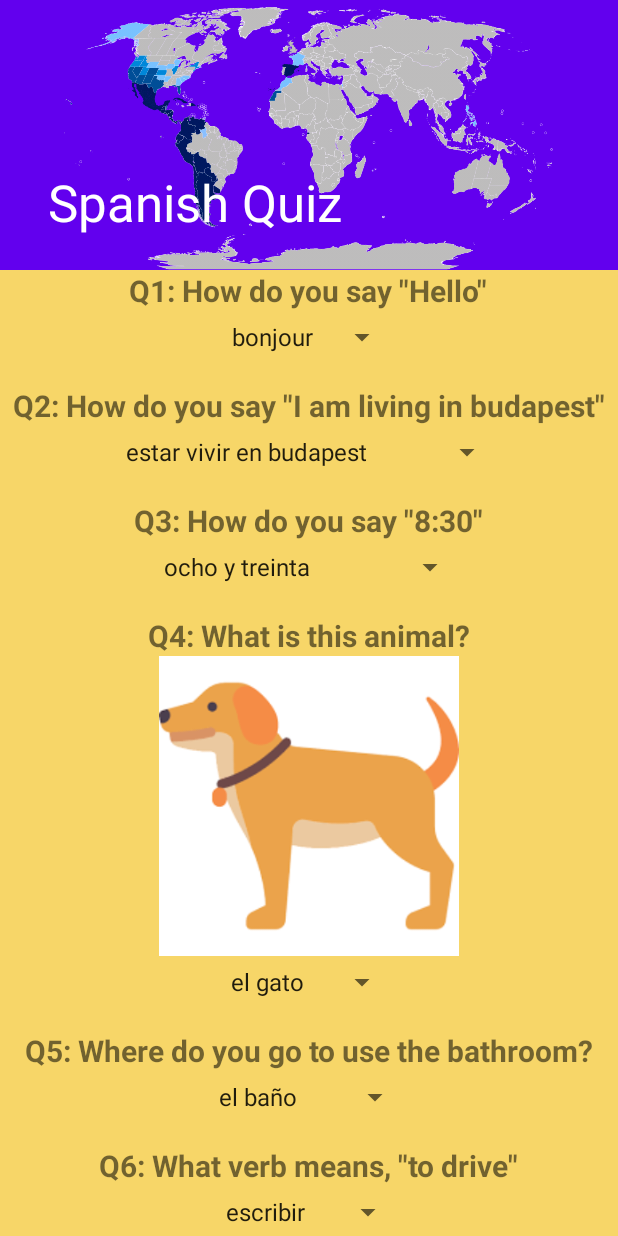
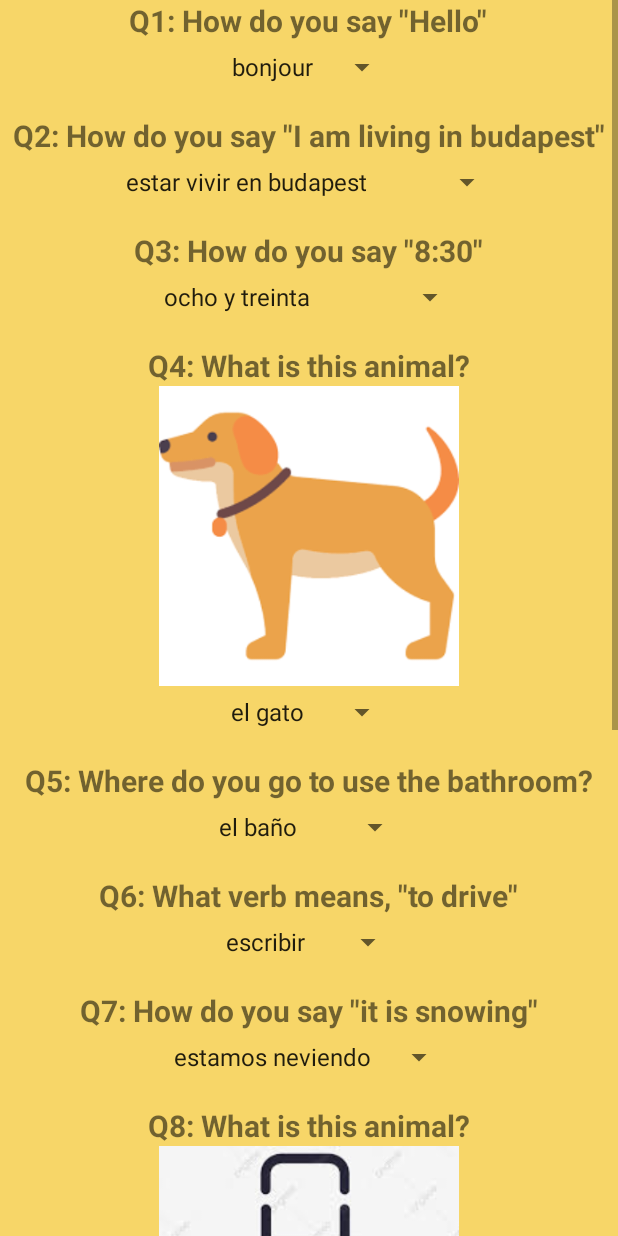
Before and after one commit to eroskopf/LanguageLearningQuiz, an Android app: the SpanishQuizActivity screen opened directly, with no data from a screen before it, on a phone screen of 412 x 824 dp. Run offline under Robolectric (Android 15) with nearby library versions, the phone set to English and light mode, and no system bars; plain views replace KenBurnsView.

Commit message:
scrolling view issues

```diff
--- a/app/src/main/java/com/example/languagelearningquiz/ScoreActivity.kt
+++ b/app/src/main/java/com/example/languagelearningquiz/ScoreActivity.kt
@@ -18,7 +18,6 @@ class ScoreActivity : AppCompatActivity() {
     private lateinit var auth: FirebaseAuth
     private lateinit var language: String
     private lateinit var adapter: ScoreAdapter
-    public var list = mutableListOf<LanguageUser>()
 
     override fun onCreate(savedInstanceState: Bundle?) {
         super.onCreate(savedInstanceState)
--- a/app/src/main/java/com/example/languagelearningquiz/SpanishQuizActivity.kt
+++ b/app/src/main/java/com/example/languagelearningquiz/SpanishQuizActivity.kt
@@ -1,5 +1,6 @@
 package com.example.languagelearningquiz
 
+import android.content.Context
 import android.content.Intent
 import android.os.Bundle
 import com.google.android.material.appbar.CollapsingToolbarLayout
@@ -32,7 +33,9 @@ class SpanishQuizActivity : AppCompatActivity() {
         binding.submitbtn.setOnClickListener {
             score = 0
             calculateScore()
-            startActivity(Intent(this, ScoreActivity::class.java))
+            val intent = Intent(this, ScoreActivity::class.java)
+            intent.putExtra("score", score)
+            startActivity(intent)
         }
     }
 
--- a/app/src/main/res/layout/activity_spanish_quiz.xml
+++ b/app/src/main/res/layout/activity_spanish_quiz.xml
@@ -37,8 +37,14 @@
                 app:layout_collapseMode="pin"
                 app:popupTheme="@style/Theme.LanguageLearningQuiz.PopupOverlay" />
 
+
+
         </com.google.android.material.appbar.CollapsingToolbarLayout>
     </com.google.android.material.appbar.AppBarLayout>
+
+    <ScrollView
+        android:layout_width="match_parent"
+        android:layout_height="match_parent">
 
     <LinearLayout
         android:layout_width="match_parent"
@@ -245,19 +251,7 @@
 
 
 
-
-        <androidx.recyclerview.widget.RecyclerView
-            android:id="@+id/recyclerTodo"
-            android:layout_width="match_parent"
-            android:layout_height="match_parent"
-            android:padding="20dp"
-            app:layoutManager="androidx.recyclerview.widget.LinearLayoutManager"
-            />
     </LinearLayout>
-
-
-
-
-
+    </ScrollView>
 
 </androidx.coordinatorlayout.widget.CoordinatorLayout>
```
